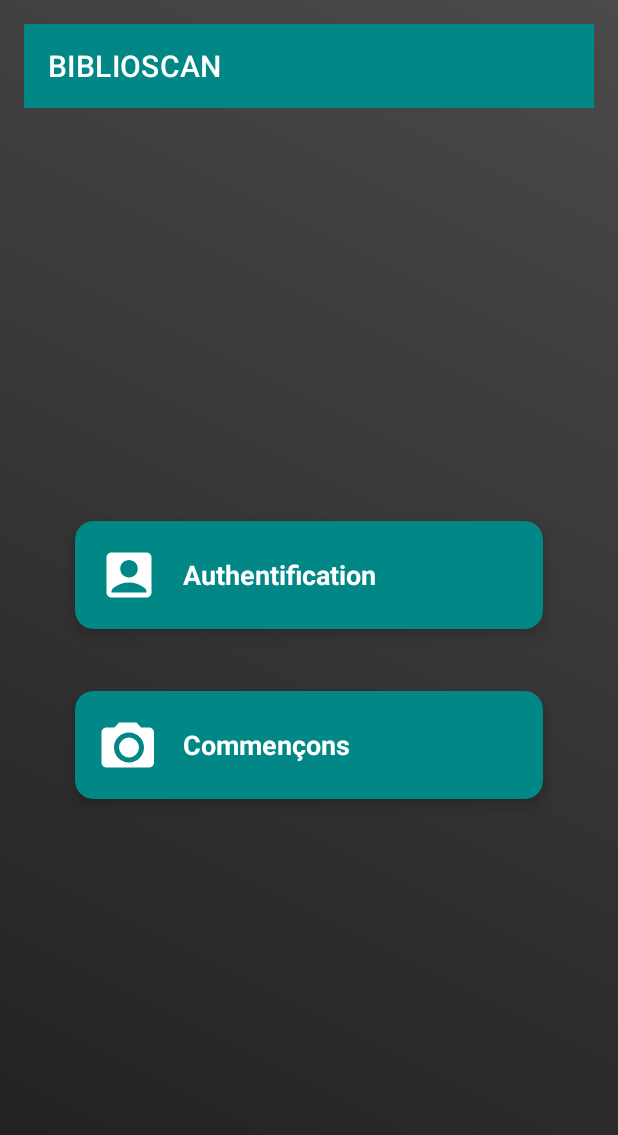
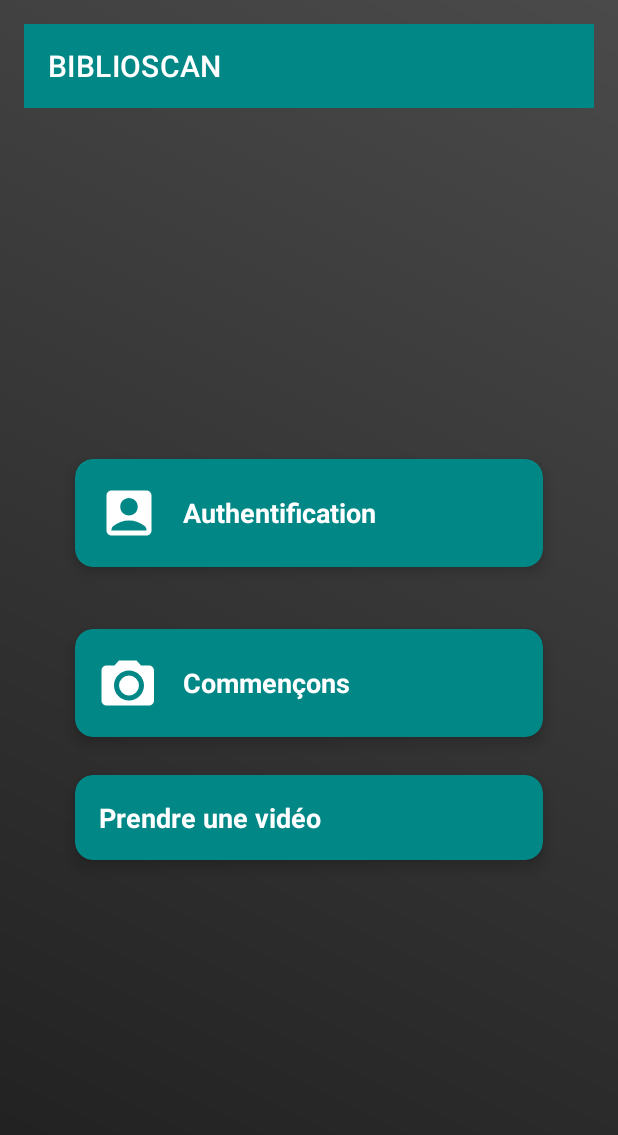
Before and after one commit to Massil1099/BiblioScan-GroupeA, an Android app: the FragmentAccueil screen opened through its navigation route, on a phone screen of 412 x 824 dp. Shown: the top 1135 px of the screen. Run offline under Robolectric (Android 15) with nearby library versions, the light colour scheme and no system bars; our stand-ins replace Room's generated code.

Commit message:
Enregistrement d'une video avec sauvegarde et affichage de cette video

```diff
--- a/app/src/main/AndroidManifest.xml
+++ b/app/src/main/AndroidManifest.xml
@@ -9,6 +9,7 @@
     <uses-permission android:name="android.permission.INTERNET" />
 
     <uses-permission android:name="android.permission.READ_EXTERNAL_STORAGE" />
+    <uses-permission android:name="android.permission.RECORD_AUDIO" />
     <uses-permission android:name="android.permission.WRITE_EXTERNAL_STORAGE" />
     <application
         android:allowBackup="true"
--- a/app/src/main/java/com/example/biblioscan/fragments/FragmentAccueil.kt
+++ b/app/src/main/java/com/example/biblioscan/fragments/FragmentAccueil.kt
@@ -57,6 +57,10 @@ class FragmentAccueil : Fragment() {
                     findNavController().navigate(R.id.action_accueil_to_connexion)
                 }
             }
+
+            binding.btnPrendreVideo.setOnClickListener {
+                findNavController().navigate(R.id.action_to_fragmentVideoCapture)
+            }
         }
     }
 
--- a/app/src/main/res/layout/fragment_accueil.xml
+++ b/app/src/main/res/layout/fragment_accueil.xml
@@ -170,8 +170,42 @@
                     android:textSize="18sp"
                     android:textStyle="bold" />
             </LinearLayout>
+
         </androidx.cardview.widget.CardView>
 
+
+        <!-- CardView Video -->
+        <androidx.cardview.widget.CardView
+            android:id="@+id/btnPrendreVideo"
+            android:layout_width="match_parent"
+            android:layout_height="wrap_content"
+            app:cardCornerRadius="12dp"
+            app:cardElevation="6dp"
+            app:cardBackgroundColor="@color/teal_700"
+            app:cardUseCompatPadding="true"
+            android:clickable="true"
+            android:focusable="true">
+
+            <LinearLayout
+                android:layout_width="match_parent"
+                android:layout_height="wrap_content"
+                android:orientation="horizontal"
+                android:gravity="center_vertical"
+                android:padding="16dp">
+
+
+                <TextView
+                    android:layout_width="wrap_content"
+                    android:layout_height="wrap_content"
+                    android:text="Prendre une vidéo"
+                    android:textColor="@android:color/white"
+                    android:textSize="18sp"
+                    android:textStyle="bold" />
+            </LinearLayout>
+
+
+
+        </androidx.cardview.widget.CardView>
     </LinearLayout>
 
 </LinearLayout>
--- a/app/src/main/res/navigation/nav_graph.xml
+++ b/app/src/main/res/navigation/nav_graph.xml
@@ -71,6 +71,15 @@
             app:exitAnim="@anim/slide_out_left"
             app:popEnterAnim="@anim/slide_in_left"
             app:popExitAnim="@anim/slide_out_right" />
+
+        <action
+            android:id="@+id/action_to_fragmentVideoCapture"
+            app:destination="@id/fragmentVideoCapture"
+            app:enterAnim="@anim/slide_in_right"
+            app:exitAnim="@anim/slide_out_left"
+            app:popEnterAnim="@anim/slide_in_left"
+            app:popExitAnim="@anim/slide_out_right" />
+
     </fragment>
 
     <!-- Fragment Caméra -->
@@ -222,4 +231,16 @@
             app:popExitAnim="@anim/slide_out_right" />
     </fragment>
 
+
+
+    <!-- Fragment de la capture video -->
+    <fragment
+        android:id="@+id/fragmentVideoCapture"
+        android:name="com.example.biblioscan.fragments.FragmentVideoCapture"
+        android:label="VideoCapture"
+        tools:layout="@layout/fragment_video_capture">
+
+    </fragment>
+
+
 </navigation>
```
Also changed, not shown: app/src/main/java/com/example/biblioscan/fragments/FragmentVideoCapture.kt (added, +184 -0 lines), app/src/main/res/layout/fragment_video_capture.xml (added, +27 -0 lines).
